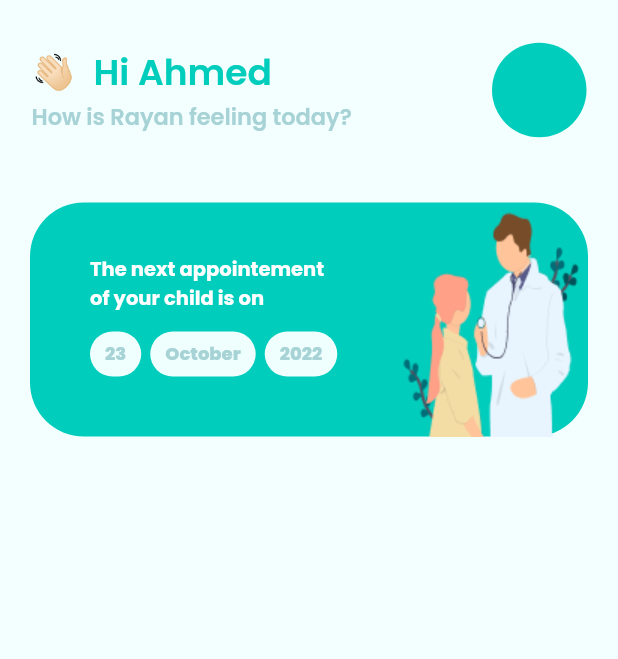
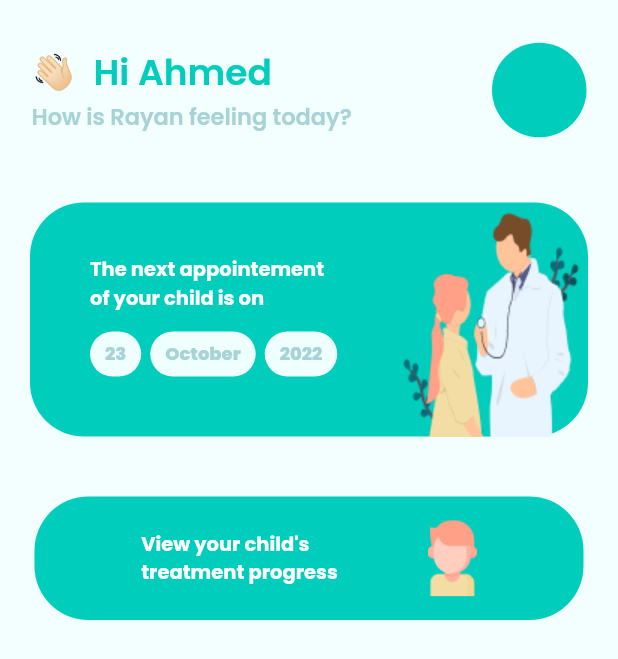
Before and after one commit to Youssef434/kican_mobile_app, a Flutter app: the screen it shows after launch, on a phone screen of 412 x 824 dp. Shown: the top 659 px of the screen. Run offline on Flutter 3.47's test engine with Material 2 defaults, Android fonts, the phone set to English and light mode, and no system bars; our stand-ins replace google_fonts.

Commit message:
added the child progress button.

```diff
--- /dev/null
+++ b/lib/components/home_page/child_progress_button.dart
@@ -0,0 +1,32 @@
+import 'package:flutter/material.dart';
+import 'package:google_fonts/google_fonts.dart';
+
+class ChildProgressButton extends StatelessWidget {
+  const ChildProgressButton({Key? key}) : super(key: key);
+
+  @override
+  Widget build(BuildContext context) {
+    return Container(
+      margin: const EdgeInsets.symmetric(vertical: 40, horizontal: 3),
+      decoration: BoxDecoration(
+        color: const Color.fromRGBO(0, 205, 188, 1),
+        borderRadius: BorderRadius.circular(36),
+      ),
+      child: TextButton(
+        onPressed: () {},
+        child: Row(
+          mainAxisAlignment: MainAxisAlignment.center,
+          children: [
+            SizedBox(width: 171,child: Text("View your child's treatment progress", style: GoogleFonts.poppins(
+              fontSize: 13,
+              fontWeight: FontWeight.w700,
+              color: Colors.white,
+            ),),),
+            SizedBox(width: 20,),
+            Image.asset('images/child_icon.png', scale: 1.25,)
+          ],
+        ),
+      ),
+    );
+  }
+}
--- a/lib/components/home_page/next_appointement.dart
+++ b/lib/components/home_page/next_appointement.dart
@@ -38,12 +38,12 @@ class NextAppointement extends StatelessWidget {
               ),
             ),
             Positioned(
+              right: -10,
+              bottom: 0,
               child: Image.asset(
                 'images/doctor.png',
                 // height: 10,
               ),
-              right: -10,
-              bottom: 0,
             ),
           ],
         ));
--- a/lib/screens/home_page.dart
+++ b/lib/screens/home_page.dart
@@ -1,5 +1,6 @@
 import 'package:flutter/material.dart';
 import 'package:google_fonts/google_fonts.dart';
+import 'package:kican_mobile_app/components/home_page/child_progress_button.dart';
 import 'package:kican_mobile_app/components/home_page/next_appointement.dart';
 
 class HomePage extends StatelessWidget {
@@ -14,23 +15,29 @@ class HomePage extends StatelessWidget {
         elevation: 0,
         centerTitle: true,
         title: Container(
-          margin: const EdgeInsets.symmetric(horizontal: 5, ),
+          margin: const EdgeInsets.symmetric(
+            horizontal: 5,
+          ),
           child: Row(
             mainAxisAlignment: MainAxisAlignment.spaceBetween,
             children: [
               Column(
                 crossAxisAlignment: CrossAxisAlignment.start,
                 children: [
-                  Text('👋🏻  Hi Ahmed', style: GoogleFonts.poppins(
-                    color: const Color.fromRGBO(0, 205, 188, 1),
-                    fontSize: 24,
-                    fontWeight: FontWeight.w600
-                  )),
-                  Text('How is Rayan feeling today?', style: GoogleFonts.poppins(
-                    color: const Color.fromRGBO(167, 211, 214, 1),
-                    fontSize: 15,
-                    fontWeight: FontWeight.w600,
-                  ), textAlign: TextAlign.right,),
+                  Text('👋🏻  Hi Ahmed',
+                      style: GoogleFonts.poppins(
+                          color: const Color.fromRGBO(0, 205, 188, 1),
+                          fontSize: 24,
+                          fontWeight: FontWeight.w600)),
+                  Text(
+                    'How is Rayan feeling today?',
+                    style: GoogleFonts.poppins(
+                      color: const Color.fromRGBO(167, 211, 214, 1),
+                      fontSize: 15,
+                      fontWeight: FontWeight.w600,
+                    ),
+                    textAlign: TextAlign.right,
+                  ),
                 ],
               ),
               Container(
@@ -49,7 +56,10 @@ class HomePage extends StatelessWidget {
         margin: const EdgeInsets.symmetric(horizontal: 20, vertical: 15),
         child: Column(
           crossAxisAlignment: CrossAxisAlignment.center,
-          children : [NextAppointement()],
+          children: const [
+            NextAppointement(),
+            ChildProgressButton(),
+          ],
         ),
       ),
       backgroundColor: const Color.fromRGBO(242, 255, 254, 1),
```
Also changed, not shown: images/child_icon.png (added).
